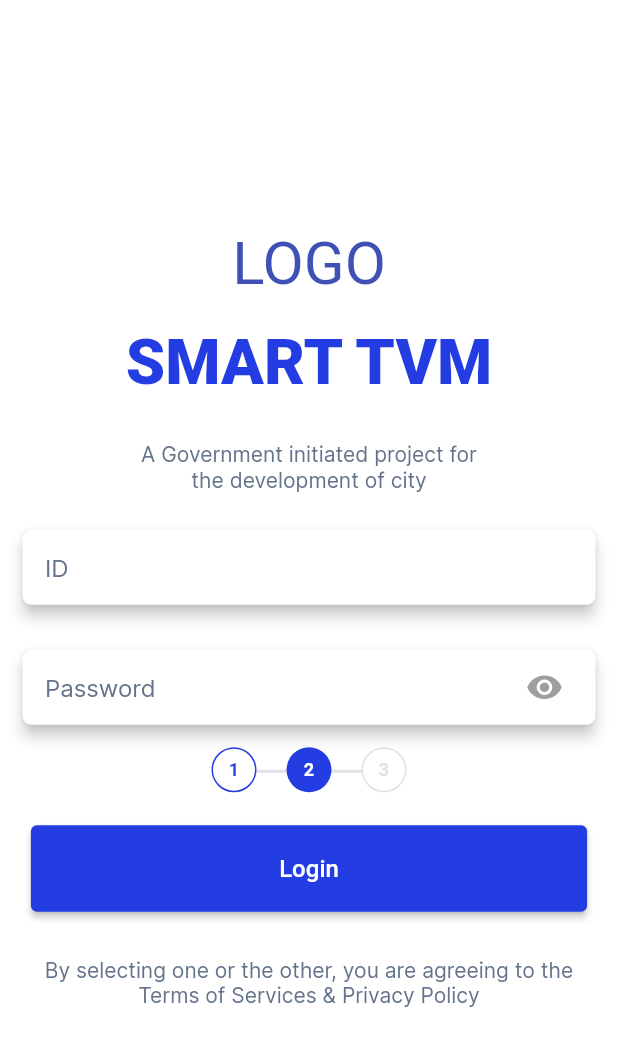
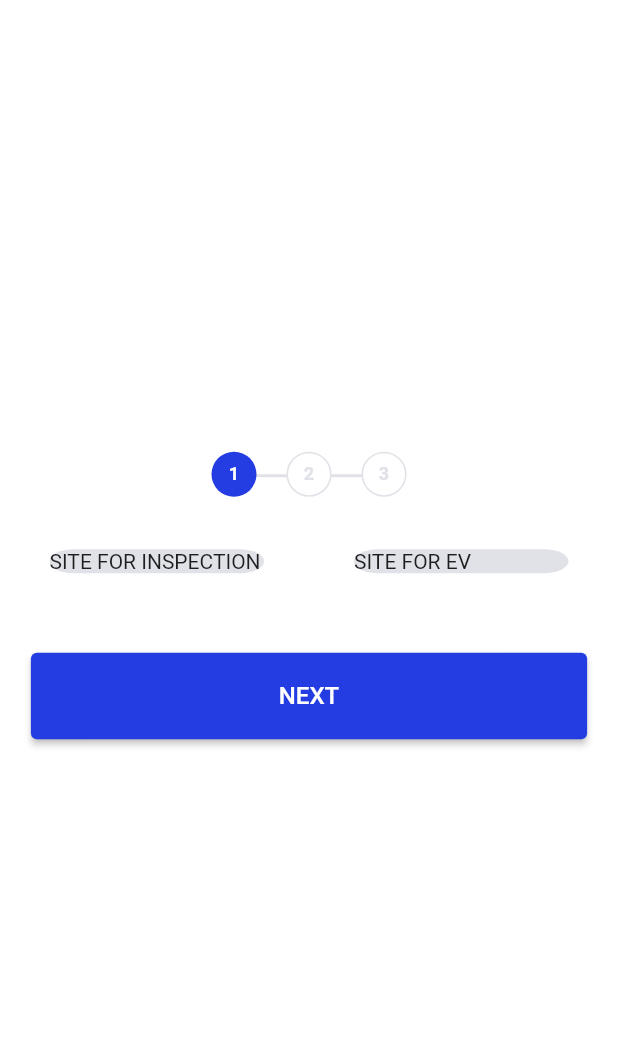
Before and after one commit to gouthamjp/anert, a Flutter app: the screen it shows after launch, on a phone screen of 412 x 824 dp. Shown: the top 1046 px of the screen. Run offline on Flutter 3.47's test engine with Material 2 defaults, Android fonts, the phone set to English and light mode, and no system bars; Roboto replaces fonts that are missing (Inter ExtraBold, Inter Medium, Inter SemiBold).

Commit message:
BUTTON WIDGET CREATED

```diff
--- a/lib/main.dart
+++ b/lib/main.dart
@@ -1,3 +1,4 @@
+import 'package:anert/screens/option_selection.dart';
 import 'package:flutter/material.dart';
 
 //Custom Imports
@@ -19,7 +20,7 @@ class MyApp extends StatelessWidget {
         primarySwatch: Colors.indigo,
 
       ),
-      home: const LandingScreen(),
+      home: const OptionSelection(),
     );
   }
 }
--- a/lib/screens/landing_screen.dart
+++ b/lib/screens/landing_screen.dart
@@ -1,11 +1,9 @@
 import 'package:anert/constants.dart';
-import 'package:anert/utils/stepper_counter.dart';
 import 'package:flutter/material.dart';
+import 'package:anert/utils/authentication_textfield.dart';
+import 'package:anert/utils/button.dart';
 
-// custom imports
 
-import 'package:anert/utils/authentication_textfield.dart';
-import 'package:anert/utils/stepper_counter.dart';
 
 class LandingScreen extends StatefulWidget {
   const LandingScreen({ Key? key }) : super(key: key);
@@ -68,22 +66,11 @@ class _LandingScreenState extends State<LandingScreen> {
                           textInputAction: TextInputAction.done,
                         ),
             ),
-
-            StepperCounter(maxCount: 3, currentElement: 2,),
-            Container(
-                margin: const EdgeInsets.only(top: 20, bottom: 30),
-                width: mquery.width * 0.9,
-                height: mquery.height * 0.07,
-                child: ElevatedButton(
-                  onPressed: () {
-                    print("hello2");
-                  },
-                  child: const Text(
-                    "Login",
-                    style: GreenTvmTheme.buttonTextStyle,
-                  ),
-                  style: ElevatedButton.styleFrom(primary: GreenTvmTheme.primaryBlue),
-                )),
+            Button(
+            onpress: (){
+                print('Hello2');
+            },
+            text: 'LOGIN'),
             const Text(
               "By selecting one or the other, you are agreeing to the\nTerms of Services & Privacy Policy",
               textAlign: TextAlign.center,
--- /dev/null
+++ b/lib/screens/option_selection.dart
@@ -0,0 +1,89 @@
+import 'package:anert/constants.dart';
+import 'package:anert/utils/stepper_counter.dart';
+import 'package:flutter/material.dart';
+import 'package:anert/utils/button.dart';
+
+enum Option {
+  inspect,
+  ev,
+}
+class OptionSelection extends StatefulWidget {
+  const OptionSelection({ Key? key }) : super(key: key);
+
+  @override
+  _OptionSelectionState createState() => _OptionSelectionState();
+}
+
+class _OptionSelectionState extends State<OptionSelection> {
+  Option optionSelect=Option.inspect;
+  @override
+  Widget build(BuildContext context) {
+    final mquery = MediaQuery.of(context).size;
+    return Scaffold(
+      backgroundColor: Colors.white,
+      body: SizedBox(
+        height: mquery.height,
+        width: mquery.width,
+        child: Column(
+          mainAxisAlignment: MainAxisAlignment.center,
+          children: [
+            StepperCounter(maxCount: 3,currentElement: 1,),
+            Container(
+              margin: const EdgeInsets.all(18),
+              child: Row(
+                children: <Widget>[
+                Expanded(
+                  child: ReusableCard(
+                    onPress:  () {
+                    setState(() {
+                      optionSelect = Option.inspect;
+                    });
+                  },
+                  colour: optionSelect == Option.inspect? GreenTvmTheme.secondaryGray: Colors.white,
+                  cardChild: Text('SITE FOR INSPECTION'),)
+                ),
+                SizedBox(width: 30,),
+                Expanded(
+                  child: ReusableCard(
+                    onPress:  () {
+                    setState(() {
+                      optionSelect = Option.ev;
+                    });
+                  },
+                  colour: optionSelect == Option.ev? GreenTvmTheme.secondaryGray: Colors.white,
+                  cardChild: Text('SITE FOR EV'),)
+                ),
+                ],
+              )
+            ),
+            Button(onpress: (){
+              print('hello3');
+            },
+             text: 'NEXT')
+          ],
+        ),
+      ),
+    );
+  }
+}
+
+class ReusableCard extends StatelessWidget {
+  ReusableCard({required this.colour, required this.cardChild, required this.onPress});
+
+  final Color colour;
+  final Widget cardChild;
+  final Function() onPress;
+
+  @override
+  Widget build(BuildContext context) {
+    return GestureDetector(
+      onTap: onPress,
+      child: Container(
+        child: cardChild,
+        margin: EdgeInsets.all(15.0),
+        decoration: BoxDecoration(color: GreenTvmTheme.secondaryGray,borderRadius: new BorderRadius.all(Radius.elliptical(100, 50)),),
+
+      ),
+    );
+  }
+}
--- /dev/null
+++ b/lib/utils/button.dart
@@ -0,0 +1,27 @@
+import 'package:anert/constants.dart';
+import 'package:flutter/material.dart';
+class Button extends StatelessWidget {
+
+  Button({required this.onpress, required this.text});
+  final Function() onpress;
+  final String text;
+
+  @override
+    Widget build(BuildContext context) {
+    final mquery= MediaQuery.of(context).size;
+    return Container(
+                margin: const EdgeInsets.only(top: 20, bottom: 30),
+                width: mquery.width * 0.9,
+                height: mquery.height * 0.07,
+                child: ElevatedButton(
+                  onPressed: onpress,
+                  child: Text(
+                    text,
+                    style: GreenTvmTheme.buttonTextStyle,
+                  ),
+                  style: ElevatedButton.styleFrom(primary: GreenTvmTheme.primaryBlue),
+                )
+
+    );
+  }
+}
```
